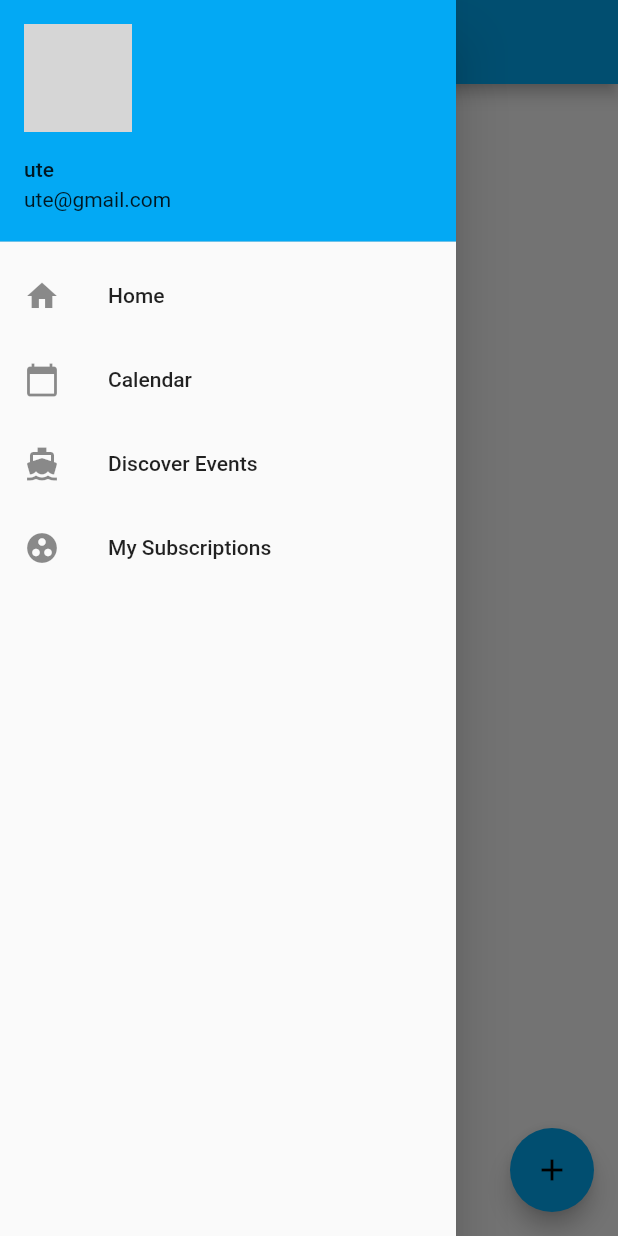
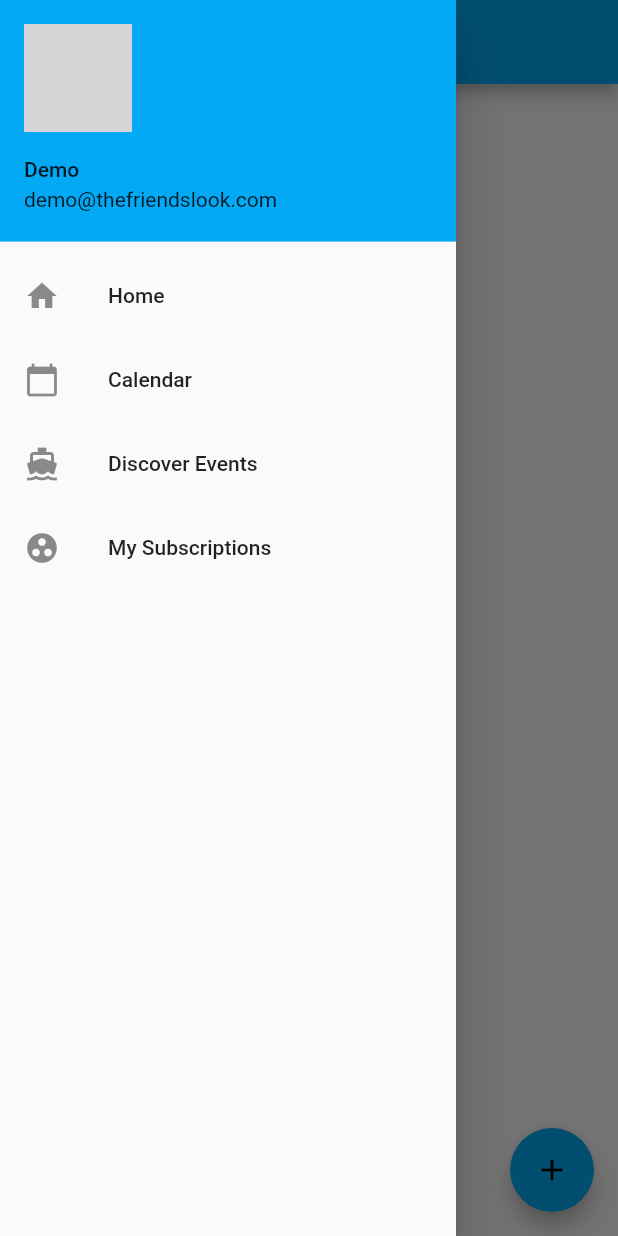
Before and after one commit to Mo-Mehjazi/TheFriendsLook, a Flutter app: the screen it shows after launch, with the side drawer open, on a phone screen of 412 x 824 dp. Run offline on Flutter 3.47's test engine with Material 2 defaults, Android fonts, the phone set to English and light mode, and no system bars; missing offline and left inert: flutter_clean_calendar; network calls fail; grey boxes are pictures that could not be loaded.

Commit message:
Demo user

```diff
--- a/lib/util/fake_db_storage.dart
+++ b/lib/util/fake_db_storage.dart
@@ -17,8 +17,7 @@ class FakeDbStorage {
       0,
       'Grillen im Garten',
       'Saftige Steaks und Krosse Krabben, hier gibt es nur das beste.',
-      DateTime(2020, 6, 23
-      ),
+      DateTime(2020, 6, 23),
       20,
       'https://i.pinimg.com/originals/6d/78/96/6d7896263c68fca18d1ee10e44dd4160.jpg',
     ),
@@ -54,7 +53,7 @@ class FakeDbStorage {
   final List<User> users = [
     User(0, "peter", "peter@gmail.com",
         "https://cdn.icon-icons.com/icons2/1736/PNG/512/4043260-avatar-male-man-portrait_113269.png"),
-    User(1, "ute", "ute@gmail.com",
+    User(1, "Demo", "demo@thefriendslook.com",
         "https://cdn.icon-icons.com/icons2/1736/PNG/512/4043260-avatar-male-man-portrait_113269.png"),
   ];
 
```
